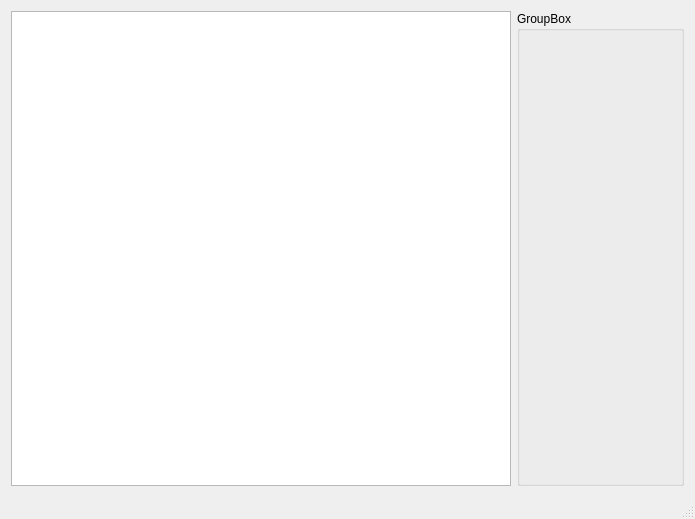
This is mainwindow.ui in MafuraG/enegpassport as Qt 5 draws it before an edit. The edited form follows.
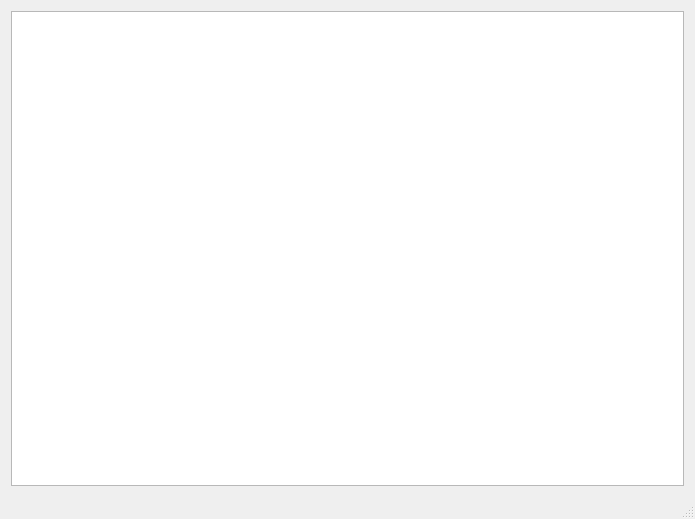
This is the edited form.

```diff
--- a/mainwindow.ui
+++ b/mainwindow.ui
@@ -19,28 +19,18 @@
      <widget class="QTreeView" name="treeView">
       <property name="minimumSize">
        <size>
-        <width>200</width>
+        <width>0</width>
         <height>0</height>
        </size>
       </property>
       <property name="maximumSize">
        <size>
-        <width>500</width>
+        <width>16777215</width>
         <height>16777215</height>
        </size>
       </property>
      </widget>
     </item>
-    <item>
-     <widget class="QGroupBox" name="groupBox">
-      <property name="enabled">
-       <bool>true</bool>
-      </property>
-      <property name="title">
-       <string>GroupBox</string>
-      </property>
-     </widget>
-    </item>
    </layout>
   </widget>
   <widget class="QStatusBar" name="statusBar"/>
```
